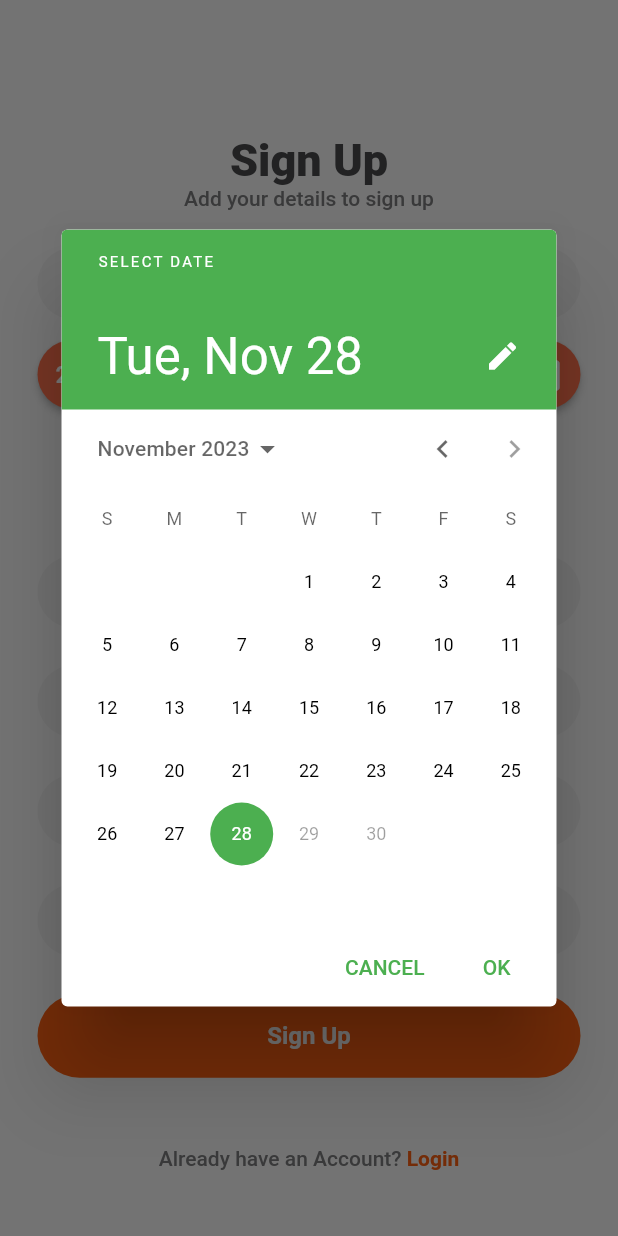
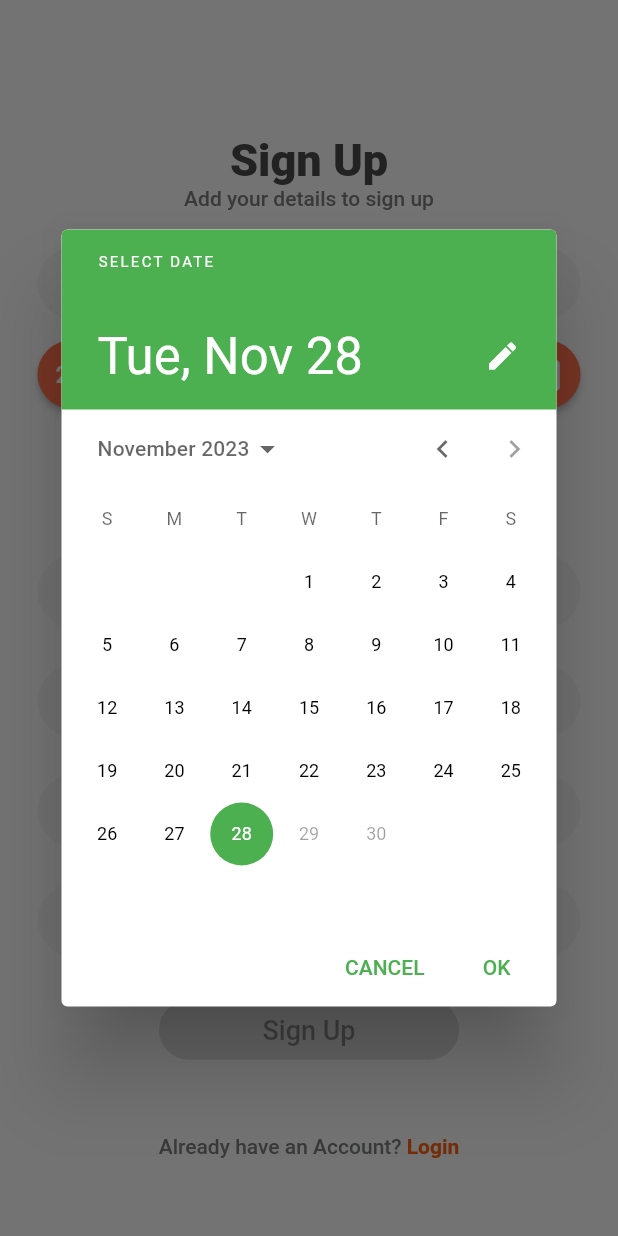
Before and after one commit to MineKnight2711/DACN_FrontEnd, a Flutter app: the SignUpScreen screen opened directly, after a tap on an icon or button, on a phone screen of 412 x 824 dp. Run offline on Flutter 3.47's test engine with Material 2 defaults, Android fonts, the light colour scheme and no system bars; our stand-ins replace awesome_snackbar_content, cached_network_image, easy_localization, firebase_auth, firebase_core, firebase_storage and 14 more; missing offline and left inert: geolocator_platform_interface, image_cropper_for_web, image_picker_for_web, mapbox_maps_flutter, webview_flutter_android, webview_flutter_wkwebview; accounts and stored records are empty; network calls fail.

Commit message:
sua cac widget su dung cache image sang image.network

```diff
--- a/lib/api/base_url.dart
+++ b/lib/api/base_url.dart
@@ -32,6 +32,6 @@ class ApiUrl {
   // static const apiDeleteAddress = '${baseUrl}address/delete';
   // static const apiGetAllReview = '${baseUrl}review';
   // static const apiCreateReview = '${baseUrl}review/create';
-  static const apiChangeImage = '${baseUrl}account/updateImage';
+  static const apiChangeImage = '${baseUrl}account/update-image';
   // static const apiGetAndFetchAllOrder = '${baseUrl}order/testGetOrder';
 }
--- a/lib/controller/change_image_controller.dart
+++ b/lib/controller/change_image_controller.dart
@@ -17,9 +17,10 @@ class ChangeImageController extends GetxController {
     _accountController = Get.find<AccountController>();
   }
 
-  Future<String> changeImageUrl(String accountId, String newImageUrl) async {
-    final respone = await _accountApi.changeImageUrl(accountId, newImageUrl);
+  Future<String> changeImage(String accountId, File newImage) async {
+    final respone = await _accountApi.changeImage(accountId, newImage);
     if (respone.message == "Success") {
+      print(respone.data);
       AccountModel fetchedAccount = AccountModel.fromJson(respone.data);
 
       await _accountController
--- a/lib/controller/register_controller.dart
+++ b/lib/controller/register_controller.dart
@@ -39,7 +39,11 @@ class RegisterController extends GetxController {
     newAccount.accountID = "";
     newAccount.fullName = textControllers.txtFullNameSignUp.text;
     newAccount.password = textControllers.txtPasswordSignUp.text;
-    newAccount.birthday = selectedBirthDay;
+    if (selectedBirthDay != null) {
+      newAccount.birthday = selectedBirthDay;
+    } else {
+      newAccount.birthday = DateTime.now();
+    }
     newAccount.email = textControllers.txtEmailSignUp.text;
     newAccount.gender = selectedGender.value;
     newAccount.phoneNumber = textControllers.txtPhoneSignUp.text;
--- a/lib/main.dart
+++ b/lib/main.dart
@@ -1,3 +1,4 @@
+import 'package:cached_network_image/cached_network_image.dart';
 import 'package:easy_localization/easy_localization.dart';
 import 'package:firebase_core/firebase_core.dart';
 // import 'package:firebase_core/firebase_core.dart';
@@ -12,6 +13,7 @@ void main() async {
   await Firebase.initializeApp();
   MainController.initializeControllers();
   // await initializeDateFormatting('vi_VN', null);
+
   runApp(
     EasyLocalization(
       supportedLocales: const [Locale('en', 'US'), Locale('vi', 'VN')],
--- a/lib/screens/homescreen/components/cart_view/cart_item.dart
+++ b/lib/screens/homescreen/components/cart_view/cart_item.dart
@@ -74,9 +74,9 @@ class CartItem extends StatelessWidget {
                 borderRadius: BorderRadius.circular(5),
                 image: DecorationImage(
                   fit: BoxFit.cover,
-                  image: CachedNetworkImageProvider(
+                  image: Image.network(
                     "${cartItem.dish?.imageUrl}",
-                  ),
+                  ).image,
                 ),
               ),
             ),
--- a/lib/screens/homescreen/components/cart_view/cart_total_view.dart
+++ b/lib/screens/homescreen/components/cart_view/cart_total_view.dart
@@ -1,6 +1,7 @@
 import 'package:flutter/material.dart';
 import 'package:flutter_screenutil/flutter_screenutil.dart';
 import 'package:fooddelivery_fe/config/colors.dart';
+import 'package:fooddelivery_fe/config/mediquerry.dart';
 import 'package:fooddelivery_fe/controller/cart_controller.dart';
 import 'package:fooddelivery_fe/utils/data_convert.dart';
 import 'package:get/get.dart';
@@ -18,7 +19,7 @@ class CartTotalView extends StatelessWidget {
     return Align(
       alignment: Alignment.bottomCenter,
       child: Container(
-        height: 90.h,
+        height: 110.h,
         width: 400.w,
         decoration: const BoxDecoration(
           color: AppColors.gray15,
--- a/lib/screens/homescreen/components/homescreen_appbar.dart
+++ b/lib/screens/homescreen/components/homescreen_appbar.dart
@@ -101,9 +101,8 @@ class CustomHomeAppBar extends StatelessWidget implements PreferredSizeWidget {
                     borderRadius: BorderRadius.all(
                       Radius.circular(AppRadius.border12),
                     ),
-                    child: CachedNetworkImage(
-                      imageUrl:
-                          "${_accountController.accountSession.value?.imageUrl}",
+                    child: Image.network(
+                      "${_accountController.accountSession.value?.imageUrl}",
                       width: 38.w,
                       height: 38.w,
                     ),
--- a/lib/screens/login_signup/sign_up_screen.dart
+++ b/lib/screens/login_signup/sign_up_screen.dart
@@ -113,7 +113,7 @@ class SignUpScreen extends StatelessWidget {
               ),
               Obx(
                 () => RoundButton(
-                    enabled: true,
+                    enabled: registerController.validate.isSignUpValid.value,
                     title: tr("Sign Up"),
                     onPressed: () async {
                       String? result = await registerController.register();
--- a/lib/widgets/image_picker/select_image_constant/image_select.dart
+++ b/lib/widgets/image_picker/select_image_constant/image_select.dart
@@ -165,8 +165,8 @@ class ImagePickerWidgetState extends State<ImagePickerWidget>
                 ),
                 child: ClipOval(
                   child: widget.currentImageUrl != null
-                      ? CachedNetworkImage(
-                          imageUrl: widget.currentImageUrl!,
+                      ? Image.network(
+                          widget.currentImageUrl!,
                           fit: BoxFit.cover,
                           width: CustomMediaQuerry.mediaWidth(context, 4),
                           height: CustomMediaQuerry.mediaHeight(context, 7),
--- a/lib/widgets/round_button.dart
+++ b/lib/widgets/round_button.dart
@@ -1,48 +1,63 @@
 import 'package:flutter/material.dart';
 import 'package:fooddelivery_fe/config/colors.dart';
+import 'package:google_fonts/google_fonts.dart';
 
 enum RoundButtonType { bgPrimary, textPrimary }
 
 class RoundButton extends StatelessWidget {
-  final VoidCallback onPressed;
+  final Function()? onPressed;
   final String title;
-  final RoundButtonType type;
   final double fontSize;
+  final double size;
   final bool enabled;
   const RoundButton(
       {super.key,
       required this.title,
-      required this.onPressed,
+      this.onPressed,
       this.fontSize = 16,
-      this.type = RoundButtonType.bgPrimary,
-      required this.enabled});
+      required this.enabled,
+      this.size = 40});
 
   @override
   Widget build(BuildContext context) {
-    return InkWell(
-      onTap: enabled ? onPressed : null,
-      child: Container(
-        height: 56,
-        alignment: Alignment.center,
-        decoration: BoxDecoration(
-          border: type == RoundButtonType.bgPrimary
-              ? null
-              : Border.all(color: TextColor.primary, width: 1),
-          color: type == RoundButtonType.bgPrimary
-              ? TextColor.primary
-              : TextColor.white,
-          borderRadius: BorderRadius.circular(28),
-        ),
-        child: Text(
-          title,
-          style: TextStyle(
-              color: type == RoundButtonType.bgPrimary
-                  ? TextColor.white
-                  : TextColor.primary,
-              fontSize: fontSize,
-              fontWeight: FontWeight.w600),
+    return ElevatedButton(
+      style: ElevatedButton.styleFrom(
+        minimumSize: Size(size * 5, size),
+        backgroundColor: AppColors.orange100,
+        shape: RoundedRectangleBorder(
+          borderRadius: BorderRadius.circular(20),
         ),
       ),
+      onPressed: enabled ? onPressed : null,
+      child: Text(
+        title,
+        style: GoogleFonts.roboto(fontSize: 18),
+      ),
     );
+    // InkWell(
+    //   onTap: enabled ? onPressed : null,
+    //   child: Container(
+    //     height: 56,
+    //     alignment: Alignment.center,
+    //     decoration: BoxDecoration(
+    //       border: type == RoundButtonType.bgPrimary
+    //           ? null
+    //           : Border.all(color: TextColor.primary, width: 1),
+    //       color: type == RoundButtonType.bgPrimary
+    //           ? TextColor.primary
+    //           : TextColor.white,
+    //       borderRadius: BorderRadius.circular(28),
+    //     ),
+    //     child: Text(
+    //       title,
+    //       style: TextStyle(
+    //           color: type == RoundButtonType.bgPrimary
+    //               ? TextColor.white
+    //               : TextColor.primary,
+    //           fontSize: fontSize,
+    //           fontWeight: FontWeight.w600),
+    //     ),
+    //   ),
+    // );
   }
 }
--- a/lib/widgets/round_textfield.dart
+++ b/lib/widgets/round_textfield.dart
@@ -38,7 +38,7 @@ class _RoundTextfieldState extends State<RoundTextfield> {
     setState(() {
       if (value != '' || value != null) {
         _errorText = widget.onChanged?.call(value);
-        if (_errorText != null) {
+        if (widget.controller.text.isEmpty) {
           _textFieldErrorShakeKey.currentState?.shakeWidget();
         }
       } else {
@@ -91,7 +91,7 @@ class _RoundTextfieldState extends State<RoundTextfield> {
                       fontSize: 14,
                       fontWeight: FontWeight.w500),
                   errorText: _errorText,
-                  focusedErrorBorder: UnderlineInputBorder(
+                  focusedErrorBorder: const UnderlineInputBorder(
                     borderSide: BorderSide(
                       color: Colors.transparent,
                       width: 0,
```
Also changed, not shown: assets/animations/loading.json (added, +1 -0 lines), lib/api/account/account_api.dart (+12 -8 lines), lib/screens/homescreen/components/drawer_header.dart (+17 -16 lines), lib/screens/homescreen/components/product_view/dish_view/dish_view.dart (+6 -6 lines), lib/screens/login_signup/sign_in_withgoogle.dart (deleted, +0 -117 lines).
